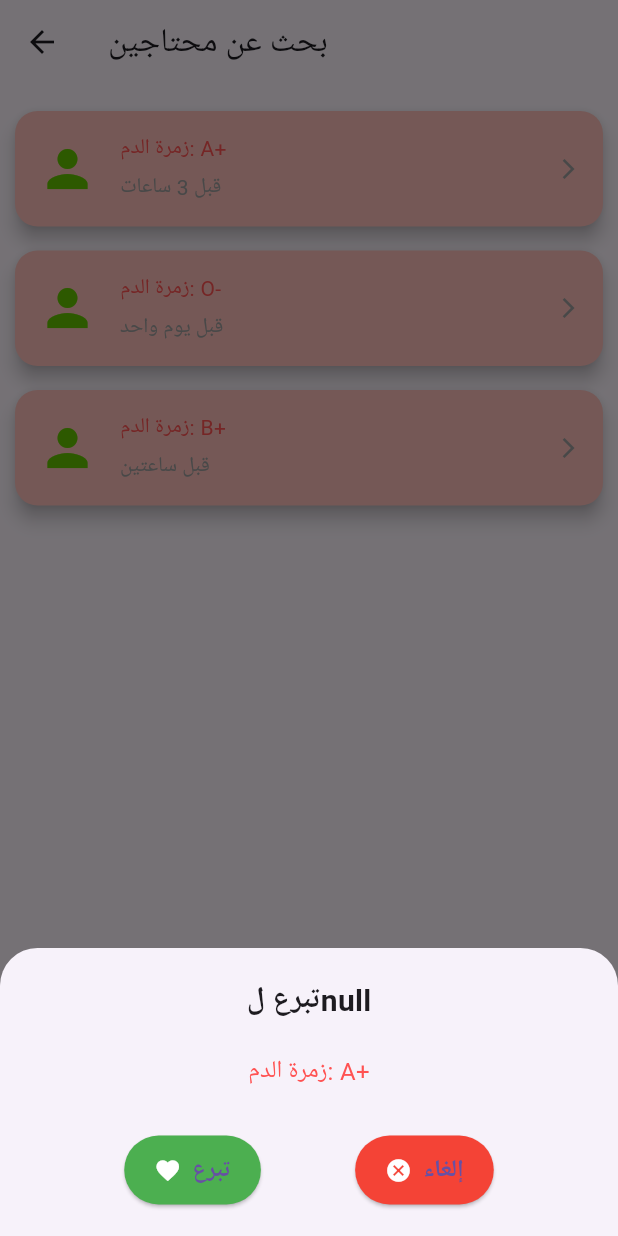
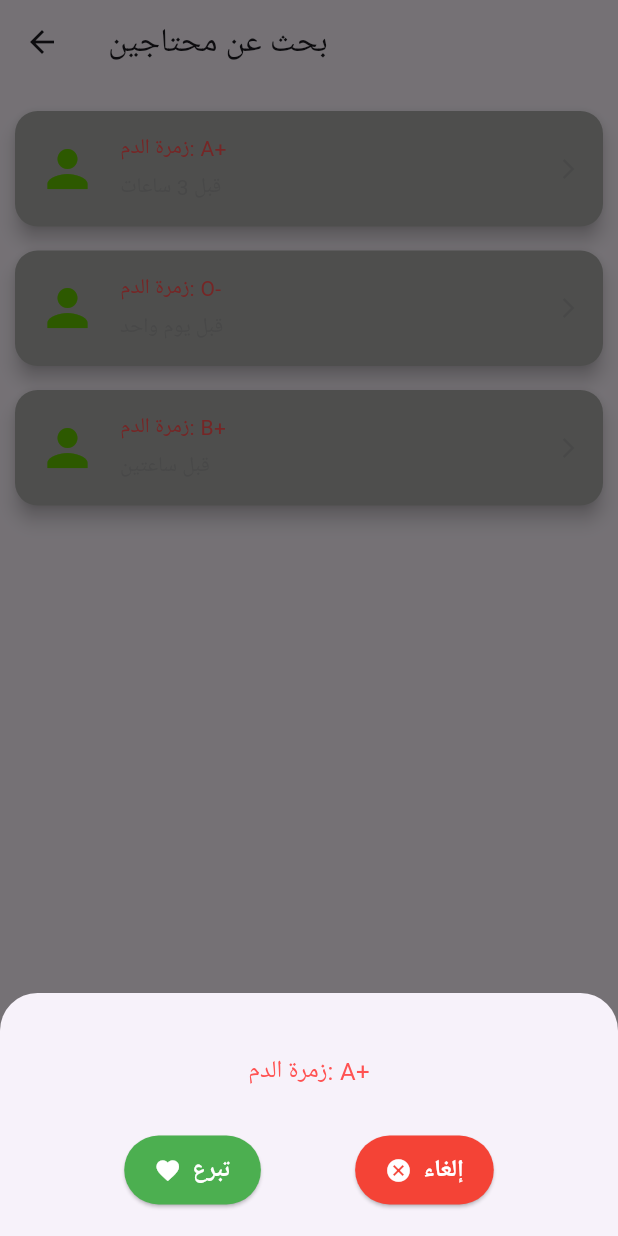
Before and after one commit to Mo963syr/Blood-bridge-app, a Flutter app: the SearchPage screen opened directly, after a tap on an icon or button, on a phone screen of 412 x 824 dp. Run offline on Flutter 3.47's test engine with Material 3 defaults, Android fonts, the phone set to English and light mode, and no system bars; our stand-ins replace image_picker; network calls fail.

Commit message:
changeFormat

```diff
--- a/frontend/lib/home_page.dart
+++ b/frontend/lib/home_page.dart
@@ -59,7 +59,7 @@ class _HomePageState extends State<HomePage> {
         ),
       ),
       bottomNavigationBar: BottomAppBar(
-        color: const Color.fromARGB(255, 255, 0, 0),
+        color: Color(0xFFC62828),
         child: Padding(
           padding: const EdgeInsets.symmetric(vertical: 5.0),
           child: Row(
--- a/frontend/lib/searchneedy.dart
+++ b/frontend/lib/searchneedy.dart
@@ -32,7 +32,7 @@ class SearchPage extends StatelessWidget {
             return GestureDetector(
               onTap: () => _showDonationOptions(context, needyList[index]),
               child: Card(
-                color: const Color.fromARGB(255, 254, 192, 187),
+                color: const Color.fromARGB(255, 170, 171, 168),
                 elevation: 5,
                 shape: RoundedRectangleBorder(
                   borderRadius: BorderRadius.circular(15),
@@ -42,14 +42,13 @@ class SearchPage extends StatelessWidget {
                   padding: const EdgeInsets.all(15.0),
                   child: Row(
                     children: [
-                      // أيقونة الشخص
                       Icon(
                         Icons.person,
                         size: 40,
                         color: const Color.fromARGB(255, 98, 194, 1),
                       ),
                       SizedBox(width: 15),
-                      // معلومات المحتاج
+
                       Expanded(
                         child: Column(
                           crossAxisAlignment: CrossAxisAlignment.start,
@@ -102,13 +101,6 @@ class SearchPage extends StatelessWidget {
           child: Column(
             mainAxisSize: MainAxisSize.min,
             children: [
-              Text(
-                "تبرع ل${needy['name']}",
-                style: TextStyle(
-                  fontSize: 20,
-                  fontWeight: FontWeight.bold,
-                ),
-              ),
               SizedBox(height: 20),
               Text(
                 "زمرة الدم: ${needy['bloodType']}",
@@ -131,7 +123,10 @@ class SearchPage extends StatelessWidget {
                       );
                     },
                     icon: Icon(Icons.favorite, color: Colors.white),
-                    label: Text("تبرع"),
+                    label: Text(
+                      "تبرع",
+                      style: TextStyle(color: Colors.white),
+                    ),
                     style: ElevatedButton.styleFrom(
                       backgroundColor: Colors.green,
                       padding:
@@ -147,7 +142,10 @@ class SearchPage extends StatelessWidget {
                       Navigator.pop(ctx);
                     },
                     icon: Icon(Icons.cancel, color: Colors.white),
-                    label: Text("إلغاء"),
+                    label: Text(
+                      "إلغاء",
+                      style: TextStyle(color: Colors.white),
+                    ),
                     style: ElevatedButton.styleFrom(
                       backgroundColor: Colors.red,
                       padding:
```
Also changed, not shown: frontend/lib/createrequest.dart (+6 -1 lines).
